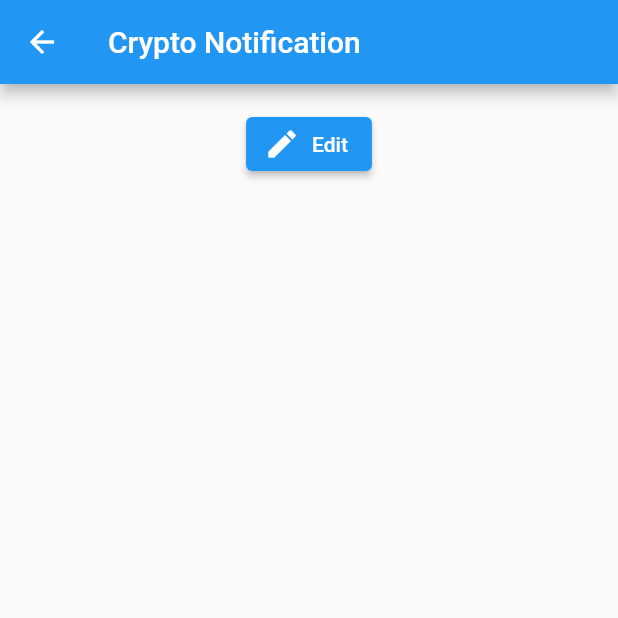
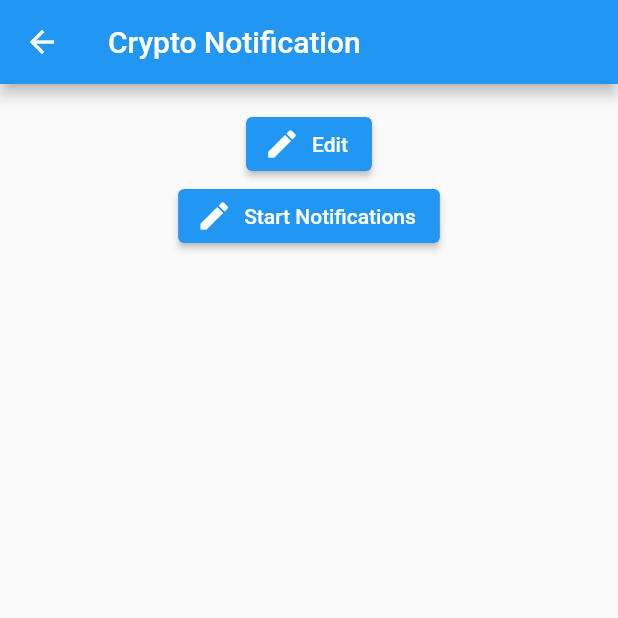
Before and after one commit to ashish051321/my_notif_app, a Flutter app: the screen it shows after launch, after a tap on "Save", on a phone screen of 412 x 824 dp, the top half of it. Run offline on Flutter 3.47's test engine with Material 2 defaults, Android fonts, the phone set to English and light mode, and no system bars; our stand-ins replace flutter_local_notifications, shared_preferences; statements that could not run were skipped.

Commit message:
Added flags to start and stop setInterval based Notifications

```diff
--- a/lib/homePage.dart
+++ b/lib/homePage.dart
@@ -1,9 +1,16 @@
+import 'dart:async';
+import 'dart:typed_data';
+
 import 'package:flutter/material.dart';
+import 'package:flutter_local_notifications/flutter_local_notifications.dart';
 import 'package:my_notif_app/subscribed_coins_view.dart';
 import 'cryptoSearchAndNotificationSettings.dart';
 import 'main.dart';
 
 // final RouteObserver<ModalRoute> routeObserver = RouteObserver<ModalRoute>();
+var setIntervalHandle;
+final FlutterLocalNotificationsPlugin flutterLocalNotificationsPlugin =
+    FlutterLocalNotificationsPlugin();
 
 class HomePage extends StatefulWidget {
   HomePage({Key? key}) : super(key: key);
@@ -14,6 +21,7 @@ class HomePage extends StatefulWidget {
 
 class _HomePageState extends State<HomePage> with RouteAware {
   bool isLoading = false;
+  bool isNotificationON = false;
 
   @override
   void initState() {
@@ -35,7 +43,6 @@ class _HomePageState extends State<HomePage> with RouteAware {
       setState(() {
         isLoading = false;
       });
-
     });
     setState(() {
       isLoading = true;
@@ -65,6 +72,30 @@ class _HomePageState extends State<HomePage> with RouteAware {
                         },
                         icon: Icon(Icons.edit),
                         label: Text('Edit')),
+                    ElevatedButton.icon(
+                        onPressed: () {
+                          if (isNotificationON) {
+                            setIntervalHandle.cancel();
+                            setState(() {
+                              isNotificationON = false;
+                            });
+                            return;
+                          }
+                          setIntervalHandle =
+                              Timer.periodic(Duration(seconds: 5), (timer) {
+                            DateTime _now = DateTime.now();
+                            _showInsistentNotification(
+                                'timestamp: ${_now.hour}:${_now.minute}:${_now.second}.${_now.millisecond}');
+                          });
+                          setState(() {
+                            isNotificationON = true;
+                          });
+
+                        },
+                        icon: Icon(Icons.edit),
+                        label: isNotificationON
+                            ? Text('Stop Notifications')
+                            : Text('Start Notifications')),
                   ],
                 ),
               ),
@@ -72,3 +103,43 @@ class _HomePageState extends State<HomePage> with RouteAware {
     );
   }
 }
+
+Future<void> _showProgressNotification() async {
+  const int maxProgress = 5;
+  for (int i = 0; i <= maxProgress; i++) {
+    await Future<void>.delayed(const Duration(seconds: 1), () async {
+      final AndroidNotificationDetails androidPlatformChannelSpecifics =
+          AndroidNotificationDetails('progress channel', 'progress channel',
+              channelDescription: 'progress channel description',
+              channelShowBadge: false,
+              importance: Importance.max,
+              priority: Priority.high,
+              onlyAlertOnce: true,
+              showProgress: true,
+              maxProgress: maxProgress,
+              progress: i);
+      final NotificationDetails platformChannelSpecifics =
+          NotificationDetails(android: androidPlatformChannelSpecifics);
+      await flutterLocalNotificationsPlugin.show(
+          0, 'Crypto Prices', '', platformChannelSpecifics,
+          payload: 'item x');
+    });
+  }
+}
+
+Future<void> _showInsistentNotification(String message) async {
+  // This value is from: https://developer.android.com/reference/android/app/Notification.html#FLAG_INSISTENT
+  const int insistentFlag = 4;
+  final AndroidNotificationDetails androidPlatformChannelSpecifics =
+      AndroidNotificationDetails('your channel id', 'your channel name',
+          channelDescription: 'your channel description',
+          importance: Importance.max,
+          priority: Priority.high,
+          ticker: 'ticker',
+          additionalFlags: Int32List.fromList(<int>[insistentFlag]));
+  final NotificationDetails platformChannelSpecifics =
+      NotificationDetails(android: androidPlatformChannelSpecifics);
+  await flutterLocalNotificationsPlugin.show(
+      0, 'Crypto Notifications', message, platformChannelSpecifics,
+      payload: 'item x');
+}
```
